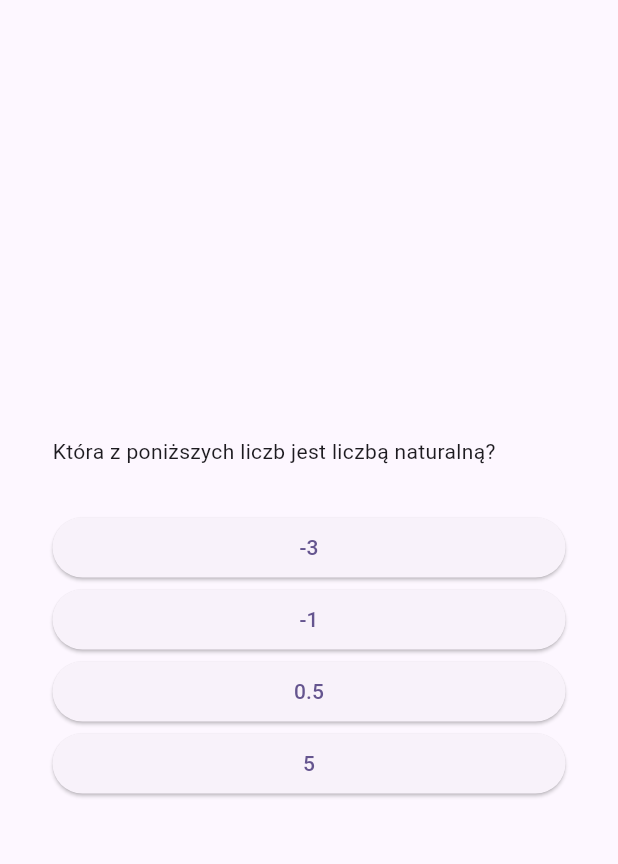
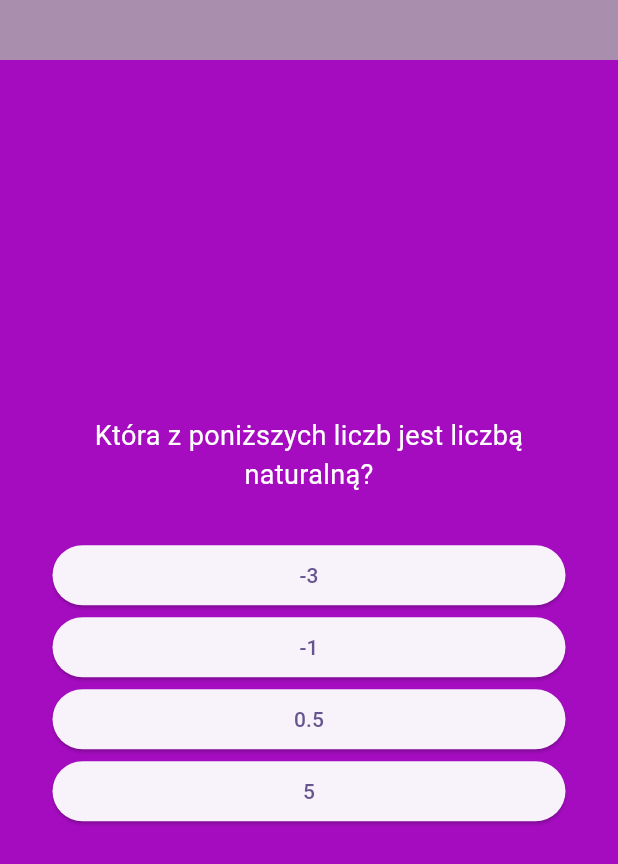
Before and after one commit to SzimiCode/AplikacjaMatematyka, a Flutter app: the QuizFirstTypePage screen opened directly, on a phone screen of 412 x 824 dp. Shown: the top 864 px of the screen. Run offline on Flutter 3.47's test engine with Material 3 defaults, Android fonts, the phone set to English and light mode, and no system bars; our stand-ins replace dash_chat_2, flutter_gemini, math_expressions.

Commit message:
feat: added navbar to the first quiz type

```diff
--- a/aplikacjamatematyka/lib/features/quiz/view/pages/quiz_first_type_page.dart
+++ b/aplikacjamatematyka/lib/features/quiz/view/pages/quiz_first_type_page.dart
@@ -1,5 +1,6 @@
 import 'package:aplikacjamatematyka/features/quiz/data/questions.dart';
 import 'package:aplikacjamatematyka/features/quiz/view/widgets/answer_button_first_type.dart';
+import 'package:aplikacjamatematyka/features/quiz/view/widgets/app_bar_quiz_first_type_widget.dart';
 import 'package:flutter/material.dart';
 class QuizFirstTypePage extends StatefulWidget {
   const QuizFirstTypePage({super.key});
@@ -12,13 +13,31 @@ class _QuizFirstTypePageState extends State<QuizFirstTypePage> {
   @override
   Widget build(BuildContext context) {
     final currentQuestion = questions[0];
-    return Container(
-      margin: EdgeInsets.all(35),
+    return Scaffold(
+          backgroundColor: const Color.fromARGB(255, 165, 12, 192),
+          appBar: AppBarQuizFirstTypeWidget(),
+          body: Column(
+          mainAxisAlignment: MainAxisAlignment.center,
+            children: [
+              Container(
+                margin: const EdgeInsets.only(
+                  top: 0,
+                  left: 35,
+                  right: 35,
+                  bottom: 35,
+                ),
                 child: Column(
-       mainAxisAlignment: MainAxisAlignment.center,
+
                 crossAxisAlignment: CrossAxisAlignment.stretch,
                   children: [
-          Text(currentQuestion.text),
+                    Text(
+                      textAlign: TextAlign.center,
+                      currentQuestion.text,
+                      style: const TextStyle(
+                        fontSize: 18,
+                        color: Colors.white,
+                      )
+                      ),
                     const SizedBox(height: 30),
                     //musi być to list bo mapa potrzebuje, a 3 kropki to spread operator. Rozyspuje liste widgetow na zewnatrz do innej listy
                     ...currentQuestion.getShuffledAnswersFirstType().map((answer) {
@@ -31,6 +50,10 @@ class _QuizFirstTypePageState extends State<QuizFirstTypePage> {
                 }).toList(),
                 ],
                 ),
+              ),
+            ],
+          ),
     );
+
   }
 }
--- /dev/null
+++ b/aplikacjamatematyka/lib/features/quiz/view/widgets/app_bar_quiz_first_type_widget.dart
@@ -0,0 +1,27 @@
+import 'package:flutter/material.dart';
+
+class AppBarQuizFirstTypeWidget extends StatelessWidget implements PreferredSizeWidget {
+  const AppBarQuizFirstTypeWidget({super.key});
+
+  @override
+  Widget build(BuildContext context) {
+    return AppBar(
+      toolbarHeight: 80,
+      automaticallyImplyLeading: false,
+      backgroundColor: const Color.fromARGB(255, 169, 143, 173),
+
+      title: Padding(
+        padding: const EdgeInsets.only(top: 22),
+        child: Row(
+          mainAxisAlignment: MainAxisAlignment.spaceBetween,
+          children: [
+
+          ],
+        )
+      ),
+    );
+  }
+
+  @override
+  Size get preferredSize => const Size.fromHeight(40);
+}
```
Lines whose indentation alone changed are shown as unchanged.
